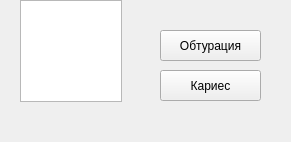
The window that src/View/ListView/SurfacePanel/SurfacePanel.ui (thefinalcutbg/DinoDent) describes before a commit, drawn with Qt 5.
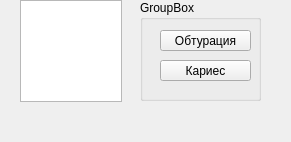
The same window after the commit.

Commit message: Tabs retain whether upper or lower teeth are shown

```diff
--- a/src/View/ListView/SurfacePanel/SurfacePanel.ui
+++ b/src/View/ListView/SurfacePanel/SurfacePanel.ui
@@ -13,25 +13,6 @@
   <property name="windowTitle">
    <string>SurfacePanel</string>
   </property>
-  <widget class="QPushButton" name="sideCaries">
-   <property name="geometry">
-    <rect>
-     <x>160</x>
-     <y>70</y>
-     <width>101</width>
-     <height>31</height>
-    </rect>
-   </property>
-   <property name="styleSheet">
-    <string notr="true"/>
-   </property>
-   <property name="text">
-    <string>Кариес</string>
-   </property>
-   <property name="checkable">
-    <bool>true</bool>
-   </property>
-  </widget>
   <widget class="QGraphicsView" name="surfaceView">
    <property name="geometry">
     <rect>
@@ -64,41 +45,6 @@
     <bool>true</bool>
    </property>
   </widget>
-  <widget class="QPushButton" name="sideObturation">
-   <property name="geometry">
-    <rect>
-     <x>160</x>
-     <y>30</y>
-     <width>101</width>
-     <height>31</height>
-    </rect>
-   </property>
-   <property name="styleSheet">
-    <string notr="true"/>
-   </property>
-   <property name="text">
-    <string>Обтурация</string>
-   </property>
-   <property name="checkable">
-    <bool>true</bool>
-   </property>
-  </widget>
-  <widget class="QLabel" name="sideLabel">
-   <property name="geometry">
-    <rect>
-     <x>150</x>
-     <y>0</y>
-     <width>121</width>
-     <height>20</height>
-    </rect>
-   </property>
-   <property name="text">
-    <string/>
-   </property>
-   <property name="alignment">
-    <set>Qt::AlignHCenter|Qt::AlignTop</set>
-   </property>
-  </widget>
   <widget class="QLabel" name="statusInfoLabel">
    <property name="geometry">
     <rect>
@@ -118,6 +64,61 @@
     <bool>true</bool>
    </property>
   </widget>
+  <widget class="QGroupBox" name="sideBox">
+   <property name="geometry">
+    <rect>
+     <x>140</x>
+     <y>0</y>
+     <width>121</width>
+     <height>101</height>
+    </rect>
+   </property>
+   <property name="title">
+    <string>GroupBox</string>
+   </property>
+   <widget class="QPushButton" name="sideObturation">
+    <property name="geometry">
+     <rect>
+      <x>20</x>
+      <y>30</y>
+      <width>91</width>
+      <height>21</height>
+     </rect>
+    </property>
+    <property name="styleSheet">
+     <string notr="true"/>
+    </property>
+    <property name="text">
+     <string>Обтурация</string>
+    </property>
+    <property name="checkable">
+     <bool>true</bool>
+    </property>
+   </widget>
+   <widget class="QPushButton" name="sideCaries">
+    <property name="geometry">
+     <rect>
+      <x>20</x>
+      <y>60</y>
+      <width>91</width>
+      <height>21</height>
+     </rect>
+    </property>
+    <property name="styleSheet">
+     <string notr="true"/>
+    </property>
+    <property name="text">
+     <string>Кариес</string>
+    </property>
+    <property name="checkable">
+     <bool>true</bool>
+    </property>
+   </widget>
+  </widget>
+  <zorder>sideBox</zorder>
+  <zorder>surfaceView</zorder>
+  <zorder>surfaceInfoLabel</zorder>
+  <zorder>statusInfoLabel</zorder>
  </widget>
  <layoutdefault spacing="6" margin="11"/>
  <resources/>
```
The commit also changes 7 other files.
